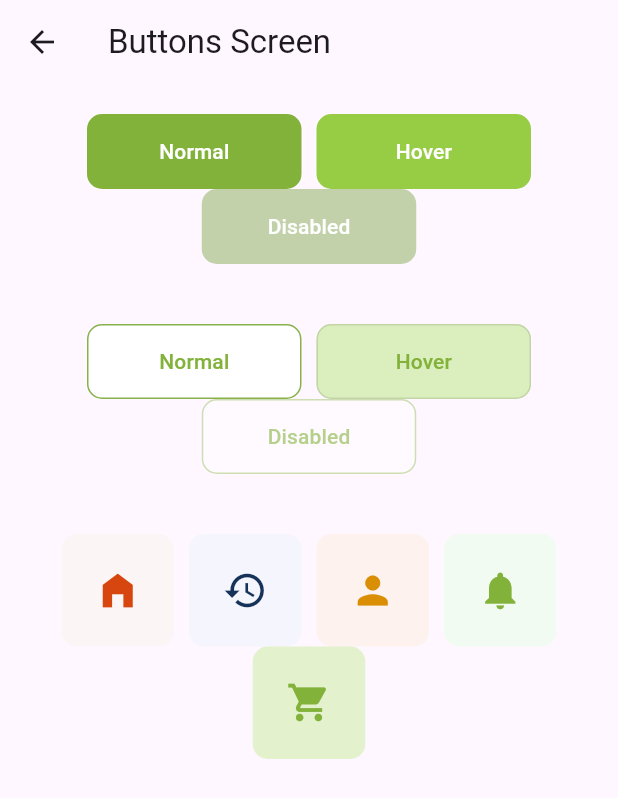
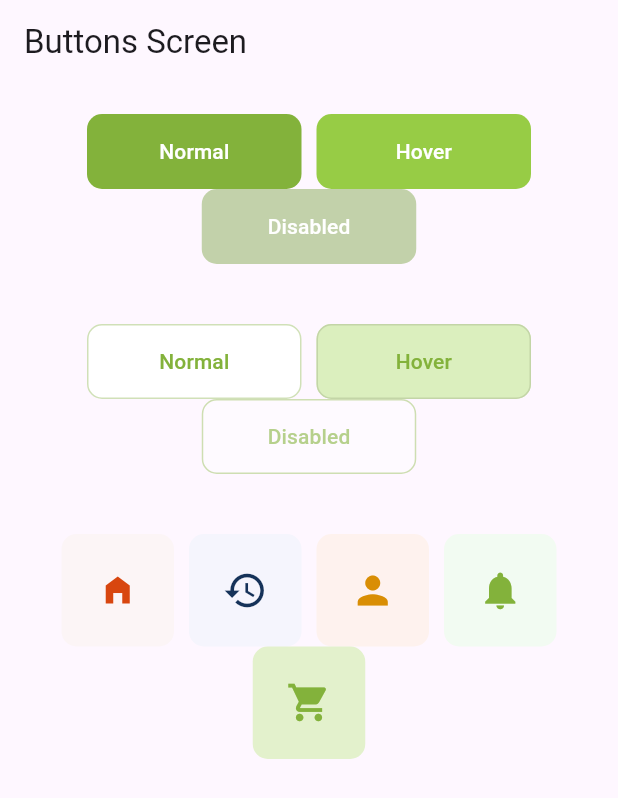
Before and after one commit to felipealvarezbenitez/UI_Kit_inParty, a Flutter app: the ButtonsScreen screen opened directly, on a phone screen of 412 x 824 dp. Shown: the top 798 px of the screen. Run offline on Flutter 3.47's test engine with Material 3 defaults, Android fonts, the phone set to English and light mode, and no system bars.

Commit message:
CustomButtons and icons

```diff
--- a/lib/main.dart
+++ b/lib/main.dart
@@ -1,6 +1,5 @@
 import 'package:flutter/material.dart';
-// import 'package:inparty_components/presentation/screen/buttons/buttons_screen.dart';
-import 'package:inparty_components/presentation/screen/cards/cards_screen.dart';
+import 'package:inparty_components/presentation/screen/buttons/buttons_screen.dart';
 
 void main() => runApp(const MyApp());
 
@@ -15,7 +14,7 @@ class MyApp extends StatelessWidget {
         appBar: AppBar(
           title: const Text('Material App Bar'),
         ),
-        body: const CardsScreen()
+        body: const ButtonsScreen()
       ),
     );
   }
--- a/lib/presentation/screen/buttons/buttons_screen.dart
+++ b/lib/presentation/screen/buttons/buttons_screen.dart
@@ -34,27 +34,7 @@ class _ButtonsView extends StatelessWidget {
               alignment: WrapAlignment.center,
               children: [
 
-                SizedBox(
-                  width: 143,
-                  height: 50,
-                  child:  ElevatedButton(
-                    onPressed: null,
-                    style: ButtonStyle(
-                      backgroundColor: const MaterialStatePropertyAll(Color.fromARGB(255, 131, 178, 59)),
-                      shape: MaterialStatePropertyAll(
-                        RoundedRectangleBorder(
-                        borderRadius: BorderRadius.circular(10)
-                        )
-                      )
-                    ),
-                    child: const Text(
-                      'Normal',
-                      style: TextStyle(
-                        color: Color.fromARGB(255, 255, 255, 255)
-                      ),
-                    ),
-                  )
-                ),
+                const CustomElevatedButton(text: 'Normal', backgroundColor: MaterialStatePropertyAll(Color.fromARGB(255, 131, 178, 59))),
 
                 SizedBox(
                   width: 143,
@@ -113,32 +93,7 @@ class _ButtonsView extends StatelessWidget {
               alignment: WrapAlignment.center,
               children: [
 
-                SizedBox(
-                  width: 143,
-                  height: 50,
-                  child: OutlinedButton(
-                    onPressed: (){},
-                    style: ButtonStyle(
-                      backgroundColor: const MaterialStatePropertyAll(Color.fromARGB(255, 255, 255, 255)),
-                      shape: MaterialStatePropertyAll(
-                        RoundedRectangleBorder(
-                          borderRadius: BorderRadius.circular(10)
-                        )
-                      ),
-                      side: const MaterialStatePropertyAll(
-                        BorderSide(
-                          color: Color.fromARGB(255, 136, 177, 73)
-                        )
-                      )
-                    ),
-                    child: const Text(
-                      'Normal',
-                      style: TextStyle(
-                        color: Color.fromARGB(255, 131, 178, 59)
-                      ),
-                    ),
-                  ),
-                ),
+                const CustomOutlinedButton(text: "Normal", backgroundColor: MaterialStatePropertyAll(Colors.white)),
 
                 SizedBox(
                   width: 143,
@@ -207,22 +162,10 @@ class _ButtonsView extends StatelessWidget {
               alignment: WrapAlignment.center,
               children: [
 
-                SizedBox(
-                  width: 75,
-                  height: 75,
-                  child: IconButton(
-                    onPressed: (){},
-                    icon: const Icon( Icons.home_filled, size: 30),
-                    style: ButtonStyle(
-                      iconColor: const MaterialStatePropertyAll(Color.fromARGB(255, 216, 70, 15)),
-                      backgroundColor: const MaterialStatePropertyAll(Color.fromARGB(200, 251, 244, 244)),
-                      shape: MaterialStatePropertyAll(
-                        RoundedRectangleBorder(
-                          borderRadius: BorderRadius.circular(10)
-                        )
-                      ),
-                    ),
-                  ),
+                const CustomIconButton(
+                  icon: Icon(Icons.home_filled),
+                  iconColor: MaterialStatePropertyAll(Color.fromARGB(255, 216, 70, 15)),
+                  backgroundColor: MaterialStatePropertyAll(Color.fromARGB(200, 251, 244, 244)),
                 ),
 
                 SizedBox(
@@ -308,25 +251,135 @@ class _ButtonsView extends StatelessWidget {
 }
 
 
-class CustomButton extends StatelessWidget {
+class CustomElevatedButton extends StatelessWidget {
 
-  const CustomButton({super.key});
+  final String text;
+  final double width;
+  final double height;
+  final MaterialStateProperty<Color?> backgroundColor;
+  final Color textColor;
+
+  const CustomElevatedButton({
+    super.key,
+    required this.text,
+    this.width = 143,
+    this.height = 50,
+    required this.backgroundColor,
+    this.textColor = const Color.fromARGB(255, 255, 255, 255)
+  });
 
   @override
   Widget build(BuildContext context) {
 
-    final colors = Theme.of(context).colorScheme;
+    return SizedBox(
+      width: width,
+      height: height,
+      child:  ElevatedButton(
+        onPressed: null,
+        style: ButtonStyle(
+          backgroundColor: backgroundColor,
+          shape: MaterialStatePropertyAll(
+            RoundedRectangleBorder(
+            borderRadius: BorderRadius.circular(10)
+            )
+          )
+        ),
+        child:  Text(
+          text,
+          style: TextStyle(
+            color: textColor
+          ),
+        ),
+      )
+    );
+  }
+}
+
+class CustomOutlinedButton extends StatelessWidget {
+
+  final String text;
+  final double width;
+  final double height;
+  final MaterialStateProperty<Color?> backgroundColor;
+  final Color borderSideColor;
+  final Color textColor;
+
+  const CustomOutlinedButton({
+    super.key,
+    required this.text,
+    this.width = 143,
+    this.height = 50,
+    required this.backgroundColor,
+    this.borderSideColor = const  Color.fromARGB(100, 136, 177, 73),
+    this.textColor = const Color.fromARGB(255, 131, 178, 59)
+  });
+
+  @override
+  Widget build(BuildContext context) {
+
+    return SizedBox(
+      width: width,
+      height: height,
+      child: OutlinedButton(
+        onPressed: (){},
+        style: ButtonStyle(
+          backgroundColor: backgroundColor,
+          shape: MaterialStatePropertyAll(
+            RoundedRectangleBorder(
+              borderRadius: BorderRadius.circular(10)
+            )
+          ),
+          side: MaterialStatePropertyAll(
+            BorderSide(
+              color: borderSideColor,
+            )
+          )
+        ),
+        child: Text(
+          text,
+          style: TextStyle(
+            color: textColor,
+          ),
+        ),
+      ),
+    );
+
+  }
+}
+
+class CustomIconButton extends StatelessWidget {
+
+  final Widget icon;
+  final double width;
+  final double height;
+  final MaterialStateProperty<Color?> iconColor;
+  final MaterialStateProperty<Color?> backgroundColor;
 
 
-    return ClipRRect(
-      borderRadius: BorderRadius.circular(20),
-      child: Material(
-        color: colors.primary,
-        child: InkWell(
-          onTap: () {},
-          child: const Padding(
-            padding: EdgeInsets.symmetric( horizontal: 20, vertical: 10),
-            child: Text('Hola Mundo', style: TextStyle(color: Colors.white))
+  const CustomIconButton({
+    super.key,
+    required this.icon,
+    this.width = 75,
+    this.height = 75,
+    required this.iconColor,
+    required this.backgroundColor,
+  });
+
+  @override
+  Widget build(BuildContext context) {
+    return SizedBox(
+      width: width,
+      height: height,
+      child: IconButton(
+        onPressed: (){},
+        icon: icon,
+        style: ButtonStyle(
+          iconColor: iconColor,
+          backgroundColor: backgroundColor,
+          shape: MaterialStatePropertyAll(
+            RoundedRectangleBorder(
+              borderRadius: BorderRadius.circular(10)
+            )
           ),
         ),
       ),
```
